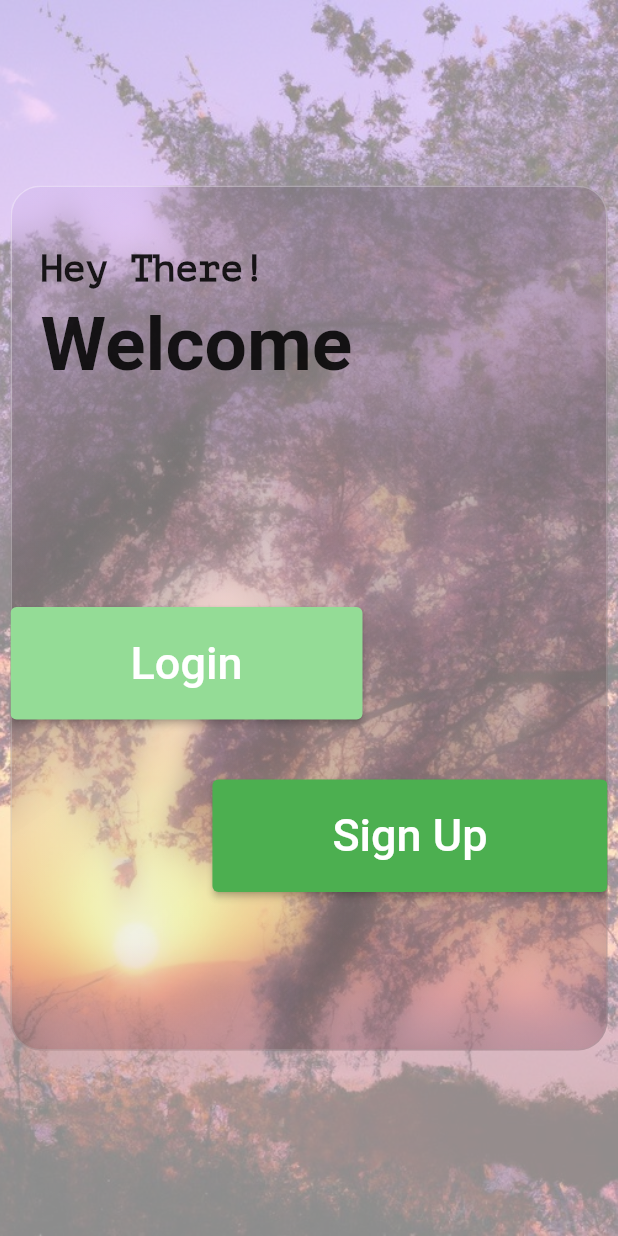
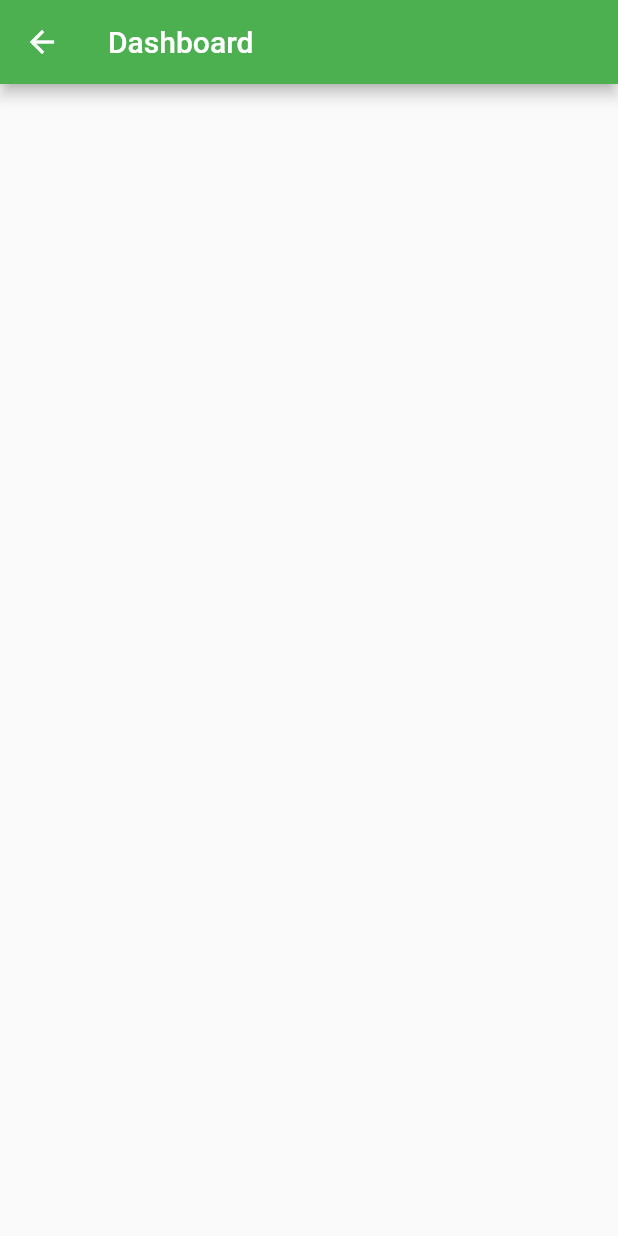
Before and after one commit to o-omki/depression-assessment-app, a Flutter app: the screen it shows after launch, after a tap on "Login", on a phone screen of 412 x 824 dp. Run offline on Flutter 3.47's test engine with Material 2 defaults, Android fonts, the light colour scheme and no system bars; drawn by our look-alikes of glassmorphism.

Commit message:
Merge branch 'biplab/login_signup_prompt'

```diff
--- a/lib/main.dart
+++ b/lib/main.dart
@@ -1,5 +1,5 @@
-import 'package:flutter/material.dart';
-import 'package:serenity_space/login_signup_prompt.dart';
+import "package:flutter/material.dart";
+import "package:serenity_space/screens/splash_screen.dart";
 
 void main() {
   runApp(const MyApp());
@@ -12,11 +12,11 @@ class MyApp extends StatelessWidget {
   Widget build(BuildContext context) {
     return MaterialApp(
       debugShowCheckedModeBanner: false,
-      title: 'Serenity Space',
+      title: "Serenity Space",
       theme: ThemeData(
         primarySwatch: Colors.green,
       ),
-      home: PromptMenu(),
+      home: const SplashScreen(),
     );
   }
 }
--- /dev/null
+++ b/lib/screens/dashboard.dart
@@ -0,0 +1,22 @@
+import 'package:flutter/material.dart';
+
+class Dashboard extends StatefulWidget {
+  const Dashboard({super.key});
+
+  @override
+  State<Dashboard> createState() {
+    return _DashboardState();
+  }
+}
+
+class _DashboardState extends State<Dashboard> {
+
+  @override
+  Widget build(BuildContext context) {
+    return Scaffold(
+      appBar: AppBar(
+        title: const Text("Dashboard"),
+      ),
+    );
+  }
+}
--- a/lib/login_signup_prompt.dart
+++ b/lib/screens/login_signup_prompt.dart
@@ -1,5 +1,6 @@
 import 'package:flutter/material.dart';
 import 'package:glassmorphism/glassmorphism.dart';
+import 'package:serenity_space/screens/dashboard.dart';
 
 class PromptMenu extends StatelessWidget {
   const PromptMenu({super.key});
@@ -69,7 +70,12 @@ class PromptMenu extends StatelessWidget {
                     height: 145,
                   ),
                   ElevatedButton(
-                    onPressed: () {},
+                    onPressed: () {
+                      Navigator.push(context,
+                          MaterialPageRoute(builder: (context) {
+                        return const Dashboard();
+                      }));
+                    },
                     style: ElevatedButton.styleFrom(
                       backgroundColor: const Color.fromARGB(255, 148, 220, 150),
                       padding: const EdgeInsets.symmetric(
--- /dev/null
+++ b/lib/screens/splash_screen.dart
@@ -0,0 +1,67 @@
+import "dart:async";
+
+import "package:flutter/material.dart";
+import "package:serenity_space/screens/login_signup_prompt.dart";
+
+class SplashScreen extends StatefulWidget {
+  const SplashScreen({super.key});
+
+  @override
+  State<SplashScreen> createState() => _SplashScreenState();
+}
+
+class _SplashScreenState extends State<SplashScreen> {
+  @override
+  void initState() {
+    super.initState();
+    Timer(const Duration(seconds: 3), () {
+      Navigator.pushReplacement(context, MaterialPageRoute(builder: (context) {
+        return const PromptMenu();
+      }));
+    });
+  }
+
+  @override
+  Widget build(BuildContext context) {
+    return Scaffold(
+        body: Container(
+            width: MediaQuery.of(context).size.width,
+            height: MediaQuery.of(context).size.height,
+            decoration: const BoxDecoration(
+              gradient: LinearGradient(
+                colors: [Color(0XFF33CC33), Colors.black],
+                begin: AlignmentDirectional(1, -1),
+                end: AlignmentDirectional(-1, 1),
+              ),
+            ),
+            child: Column(
+                mainAxisSize: MainAxisSize.max,
+                mainAxisAlignment: MainAxisAlignment.center,
+                children: [
+                  Image.asset(
+                    "assets/icons/mental_health.png",
+                    width: 140,
+                    height: 140,
+                    fit: BoxFit.fitHeight,
+                  ),
+                  const Padding(
+                      padding: EdgeInsetsDirectional.fromSTEB(0, 24, 0, 0),
+                      child: Text("Serenity Space",
+                          style: TextStyle(
+                            fontFamily: "Kalam",
+                            color: Colors.white,
+                            fontSize: 60,
+                            fontWeight: FontWeight.normal,
+                          ))),
+                  const Padding(
+                      padding: EdgeInsetsDirectional.fromSTEB(0, 12, 0, 0),
+                      child: Text("you matter!",
+                          style: TextStyle(
+                            fontFamily: "Kalam",
+                            color: Colors.white,
+                            fontSize: 30,
+                            fontWeight: FontWeight.w300,
+                          )))
+                ])));
+  }
+}
```
Also changed, not shown: pubspec.yaml (+7 -2 lines), assets/fonts/Kalam-Light.ttf (added), assets/fonts/Kalam-Regular.ttf (added), 7 other files.
